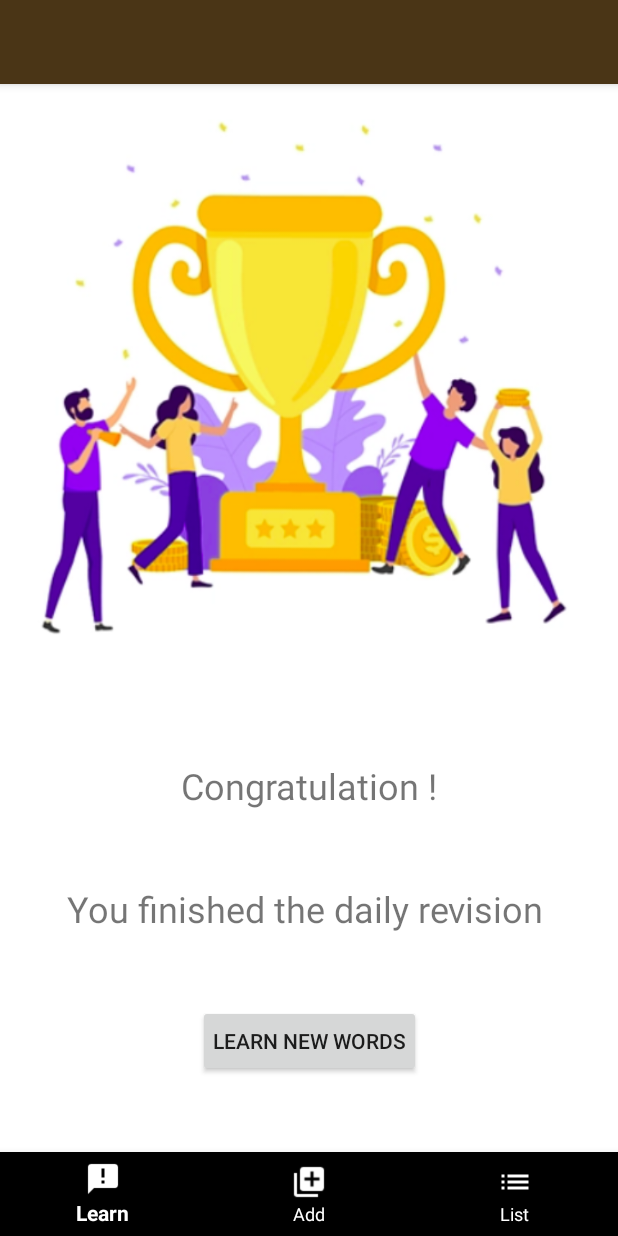
After one commit to paulribeiro/MemoWords, an Android app: the fragment RevisionFinishedFragment placed in its activity, on a phone screen of 412 x 824 dp. The commit adds this screen. Run offline under Robolectric (Android 15) with nearby library versions, the phone set to English and light mode, and no system bars.

Commit message:
refactoring + fix bottom menu when switching fragment

```diff
--- a/app/src/main/java/com/paulribe/memowords/NewWordFragment.java
+++ b/app/src/main/java/com/paulribe/memowords/NewWordFragment.java
@@ -224,7 +224,7 @@ public class NewWordFragment extends Fragment {
         if(newWord == null) {
             Word word = new Word(inputWordFR.getText().toString(), inputWordDE.getText().toString(),
                     new Date().getTime(), mContext.NO_LAST_SUCCESS, mContext.NO_LAST_TRY,
-                    0,0, inputWordContext.getText().toString(), 0);
+                    0,0, inputWordContext.getText().toString(), 0, false);
             mContext.addWord(word);
         } else {
             newWord.setWordDE(inputWordDE.getText().toString());
--- /dev/null
+++ b/app/src/main/java/com/paulribe/memowords/NoWordsFragment.java
@@ -0,0 +1,27 @@
+package com.paulribe.memowords;
+
+import android.os.Bundle;
+
+import androidx.fragment.app.Fragment;
+
+import android.view.LayoutInflater;
+import android.view.View;
+import android.view.ViewGroup;
+
+
+public class NoWordsFragment extends Fragment {
+
+    public NoWordsFragment() {}
+
+    @Override
+    public void onCreate(Bundle savedInstanceState) {
+        super.onCreate(savedInstanceState);
+    }
+
+    @Override
+    public View onCreateView(LayoutInflater inflater, ViewGroup container,
+                             Bundle savedInstanceState) {
+        // Inflate the layout for this fragment
+        return inflater.inflate(R.layout.fragment_no_words, container, false);
+    }
+}
--- /dev/null
+++ b/app/src/main/java/com/paulribe/memowords/RevisionFinishedFragment.java
@@ -0,0 +1,37 @@
+package com.paulribe.memowords;
+
+import android.os.Bundle;
+
+import androidx.annotation.NonNull;
+import androidx.fragment.app.Fragment;
+
+import android.view.LayoutInflater;
+import android.view.View;
+import android.view.ViewGroup;
+import android.widget.Button;
+
+import com.paulribe.memowords.model.mContext;
+
+public class RevisionFinishedFragment extends Fragment {
+
+    private Button beginLearningButton;
+
+    @Override
+    public View onCreateView(LayoutInflater inflater, ViewGroup container,
+                             Bundle savedInstanceState) {
+        // Inflate the layout for this fragment
+        return inflater.inflate(R.layout.fragment_revision_finished, container, false);
+    }
+
+    @Override
+    public void onViewCreated(@NonNull View view, Bundle savedInstanceState) {
+        beginLearningButton = view.findViewById(R.id.button_begin_learning);
+
+        beginLearningButton.setOnClickListener(new View.OnClickListener() {
+            @Override
+            public void onClick(View view) {
+                ((MainActivity)getActivity()).comeBackLearningFragment();
+            }
+        });
+    }
+}
--- /dev/null
+++ b/app/src/main/res/layout/fragment_revision_finished.xml
@@ -0,0 +1,70 @@
+<?xml version="1.0" encoding="utf-8"?>
+<androidx.constraintlayout.widget.ConstraintLayout xmlns:android="http://schemas.android.com/apk/res/android"
+    xmlns:app="http://schemas.android.com/apk/res-auto"
+    xmlns:tools="http://schemas.android.com/tools"
+    android:layout_width="match_parent"
+    android:layout_height="match_parent"
+    android:background="#FFFFFF"
+    tools:context=".RevisionFinishedFragment">
+
+    <ImageView
+        android:id="@+id/imageView2"
+        android:layout_width="wrap_content"
+        android:layout_height="0dp"
+        android:layout_marginBottom="24dp"
+        android:background="#FFFFFF"
+        android:src="@drawable/congratulation"
+        app:layout_constraintBottom_toTopOf="@+id/textView4"
+        app:layout_constraintEnd_toEndOf="parent"
+        app:layout_constraintStart_toStartOf="parent"
+        app:layout_constraintTop_toTopOf="parent" />
+
+    <TextView
+        android:id="@+id/textView4"
+        android:layout_width="fill_parent"
+        android:layout_height="wrap_content"
+        android:layout_marginStart="24dp"
+        android:layout_marginTop="24dp"
+        android:layout_marginEnd="24dp"
+        android:layout_marginBottom="25dp"
+        android:gravity="center"
+        android:text="Congratulation !"
+        android:textSize="24sp"
+        app:layout_constraintBottom_toTopOf="@+id/textView5"
+        app:layout_constraintEnd_toEndOf="parent"
+        app:layout_constraintStart_toStartOf="parent"
+        app:layout_constraintTop_toBottomOf="@+id/imageView2" />
+
+    <TextView
+        android:id="@+id/textView5"
+        android:layout_width="fill_parent"
+        android:layout_height="wrap_content"
+        android:layout_marginStart="24dp"
+        android:layout_marginTop="24dp"
+        android:layout_marginEnd="24dp"
+        android:layout_marginBottom="24dp"
+        android:gravity="center"
+        android:text="You finished the daily revision "
+        android:textSize="24sp"
+        app:layout_constraintBottom_toTopOf="@+id/button_begin_learning"
+        app:layout_constraintEnd_toEndOf="parent"
+        app:layout_constraintStart_toStartOf="parent"
+        app:layout_constraintTop_toBottomOf="@+id/textView4" />
+
+    <Button
+        android:id="@+id/button_begin_learning"
+        android:layout_width="wrap_content"
+        android:layout_height="wrap_content"
+        android:layout_marginStart="24dp"
+        android:layout_marginTop="24dp"
+        android:layout_marginEnd="24dp"
+        android:layout_marginBottom="50dp"
+        android:paddingStart="10dp"
+        android:paddingEnd="10dp"
+        android:text="Learn new words"
+        app:layout_constraintBottom_toBottomOf="parent"
+        app:layout_constraintEnd_toEndOf="parent"
+        app:layout_constraintStart_toStartOf="parent"
+        app:layout_constraintTop_toBottomOf="@+id/textView5" />
+
+</androidx.constraintlayout.widget.ConstraintLayout>
--- a/app/src/main/res/layout/word_item.xml
+++ b/app/src/main/res/layout/word_item.xml
@@ -61,6 +61,12 @@
             app:layout_constraintTop_toTopOf="parent">
 
             <TextView
+                android:id="@+id/textViewLastTry"
+                android:layout_width="match_parent"
+                android:layout_height="wrap_content"
+                android:text="Last try :" />
+
+            <TextView
                 android:id="@+id/item_last_try"
                 android:layout_width="match_parent"
                 android:layout_height="wrap_content"
--- a/app/src/main/res/values/styles.xml
+++ b/app/src/main/res/values/styles.xml
@@ -32,7 +32,7 @@
     </style>
 
     <style name="AppTheme.Splash" parent="AppTheme.NoActionBar">
-        <item name="android:windowBackground">@drawable/splash_screen</item>
+        <item name="android:windowBackground">@drawable/new_splash_screen</item>
     </style>
 
 </resources>
--- a/build.gradle
+++ b/build.gradle
@@ -9,7 +9,7 @@ buildscript {
     }
     dependencies {
         def nav_version = "2.3.0-alpha04"
-        classpath 'com.android.tools.build:gradle:3.6.2'
+        classpath 'com.android.tools.build:gradle:3.6.3'
         classpath 'com.google.gms:google-services:4.3.3'  // Google Services plugin
         classpath "androidx.navigation:navigation-safe-args-gradle-plugin:$nav_version"
 
```
Also changed, not shown: app/src/main/java/com/paulribe/memowords/LearningFragment.java (+56 -76 lines), app/src/main/java/com/paulribe/memowords/MainActivity.java (+80 -56 lines), app/src/main/java/com/paulribe/memowords/model/Word.java (+11 -1 lines), app/src/main/java/com/paulribe/memowords/recyclerViews/WordViewHolder.java (+36 -10 lines), app/src/main/res/layout/fragment_no_words.xml (added, +52 -0 lines), app/src/main/res/drawable-v24/congratulation.png (added), app/src/main/res/drawable-v24/new_splash_screen.png (added), 3 other files.
